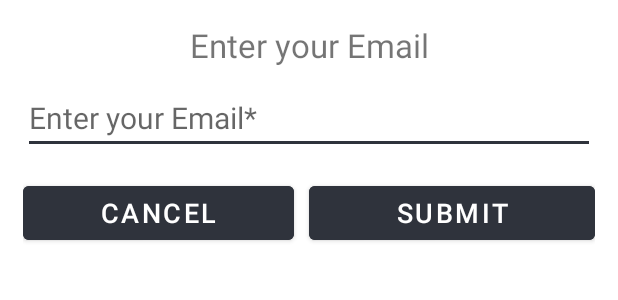
After one commit to DineshAndroapps/WitgoedXeprt-Technician, an Android app: the layout custom_dialog_email.xml on its own in the app's theme, with its tools: preview values and no code run, on a phone screen of 412 x 824 dp. The commit adds this screen. Shown: the top 300 px of the screen. Run offline under Robolectric (Android 15) with nearby library versions, the phone set to English and light mode, and no system bars; network calls fail.

Commit message:
Send email API Added

```diff
--- a/app/src/main/java/com/witgoedxpert/technician/Helper/Constant.java
+++ b/app/src/main/java/com/witgoedxpert/technician/Helper/Constant.java
@@ -35,6 +35,7 @@ public class Constant {
     public static String register = API + "User/Registration";
     public static String login = API + "Mechanic/login";
     public static String AssignMechanic = API + "Mechanic/AssignMechanic";
+    public static String forgotpassword = API + "Mechanic/forgotpassword";
     public static String addEnquiry = API + "Mechanic/Invoice";
     public static String send_invoice = API + "Mechanic/send_invoice";
     public static String viewEnquiry = API + "Enquiry/viewEnquiry";
--- /dev/null
+++ b/app/src/main/res/layout/custom_dialog_email.xml
@@ -0,0 +1,49 @@
+<?xml version="1.0" encoding="utf-8"?>
+<LinearLayout xmlns:android="http://schemas.android.com/apk/res/android"
+    android:layout_width="match_parent"
+    android:layout_height="match_parent"
+    android:orientation="vertical"
+    android:padding="15dp">
+
+    <TextView
+        android:layout_width="match_parent"
+        android:layout_height="wrap_content"
+        android:text="Enter your Email"
+        android:textAlignment="center"
+        android:textSize="22sp" />
+
+    <EditText
+        android:id="@+id/txt_input"
+        android:layout_width="match_parent"
+        android:layout_height="wrap_content"
+        android:layout_marginTop="10dp"
+        android:hint="Enter your Email*"
+        android:textSize="20sp" />
+
+    <LinearLayout
+        android:layout_width="match_parent"
+        android:layout_height="wrap_content"
+        android:layout_marginTop="15dp">
+
+        <Button
+            android:id="@+id/btn_cancel"
+            android:layout_width="match_parent"
+            android:layout_height="wrap_content"
+            android:layout_marginEnd="@dimen/_10sdp"
+            android:layout_weight="1"
+            android:backgroundTint="@color/colorPrimary"
+            android:text="Cancel"
+            android:textColor="#ffffff"
+            android:textSize="18sp" />
+
+        <Button
+            android:id="@+id/btn_okay"
+            android:layout_width="match_parent"
+            android:layout_height="wrap_content"
+            android:layout_weight="1"
+            android:backgroundTint="@color/colorPrimary"
+            android:text="submit"
+            android:textColor="#ffffff"
+            android:textSize="18sp" />
+    </LinearLayout>
+</LinearLayout>
```
Also changed, not shown: app/src/main/java/com/witgoedxpert/technician/Forms/LoginActivity.java (+98 -0 lines), app/src/main/res/layout/activity_login.xml (+11 -0 lines).
